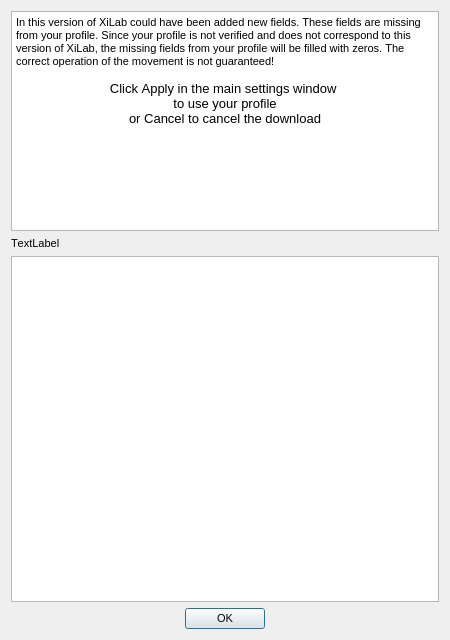
Qt form src/restoreerrorsdialog.ui (EPC-MSU/XILab) before a commit.
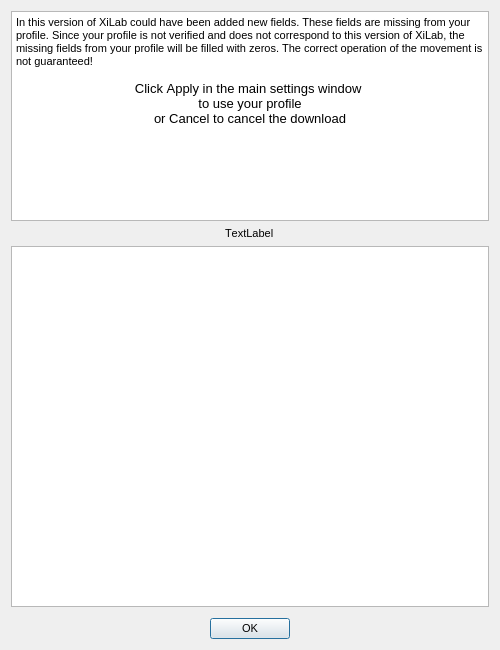
The same form after that commit.

Patch:
```diff
--- a/src/restoreerrorsdialog.ui
+++ b/src/restoreerrorsdialog.ui
@@ -9,8 +9,8 @@
    <rect>
     <x>0</x>
     <y>0</y>
-    <width>450</width>
-    <height>640</height>
+    <width>500</width>
+    <height>650</height>
    </rect>
   </property>
   <property name="font">
@@ -35,10 +35,16 @@
      <property name="enabled">
       <bool>true</bool>
      </property>
+     <property name="sizePolicy">
+      <sizepolicy hsizetype="Expanding" vsizetype="Expanding">
+       <horstretch>0</horstretch>
+       <verstretch>0</verstretch>
+      </sizepolicy>
+     </property>
      <property name="minimumSize">
       <size>
        <width>0</width>
-       <height>220</height>
+       <height>210</height>
       </size>
      </property>
      <property name="html">
@@ -54,7 +60,7 @@
      </property>
     </widget>
    </item>
-   <item>
+   <item alignment="Qt::AlignHCenter">
     <widget class="QLabel" name="label">
      <property name="text">
       <string>TextLabel</string>
@@ -62,6 +68,11 @@
     </widget>
    </item>
    <item>
+    <layout class="QGridLayout" name="gridLayout" rowstretch="0,0" columnstretch="0,0,0,0" rowminimumheight="0,0" columnminimumwidth="0,0,0,0">
+     <property name="bottomMargin">
+      <number>5</number>
+     </property>
+     <item row="1" column="1">
     <widget class="QListWidget" name="listWidget">
      <property name="font">
       <font>
@@ -71,6 +82,8 @@
       </font>
      </property>
     </widget>
+     </item>
+    </layout>
    </item>
    <item>
     <widget class="QDialogButtonBox" name="buttonBox">
```
Lines whose indentation alone changed are shown as unchanged.
